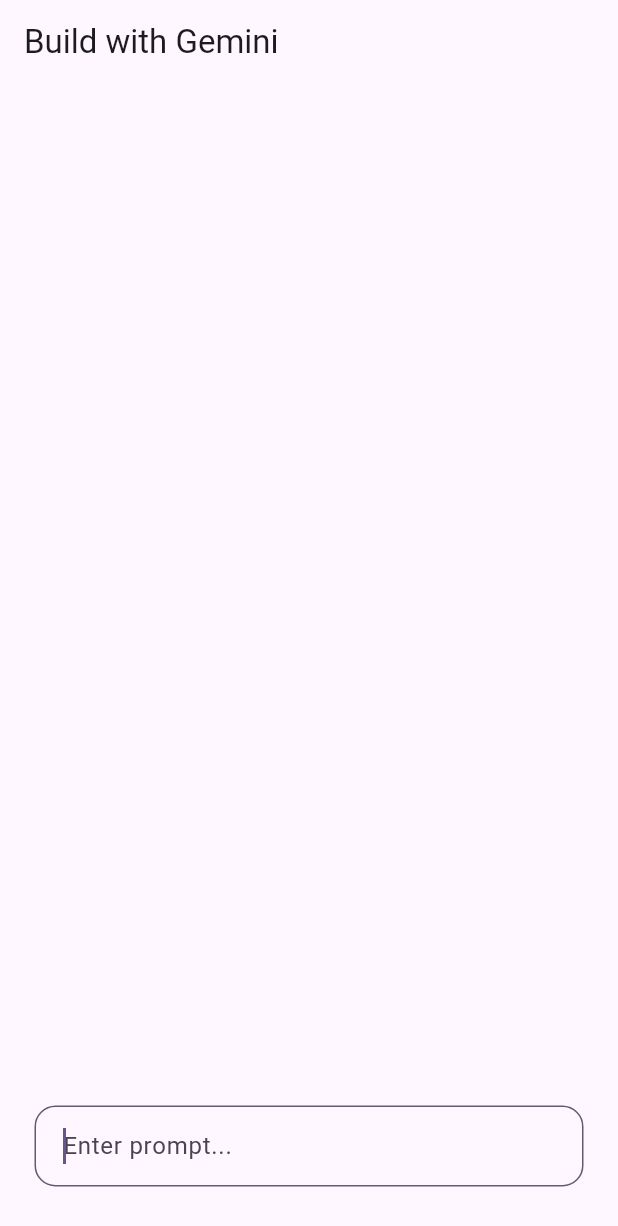
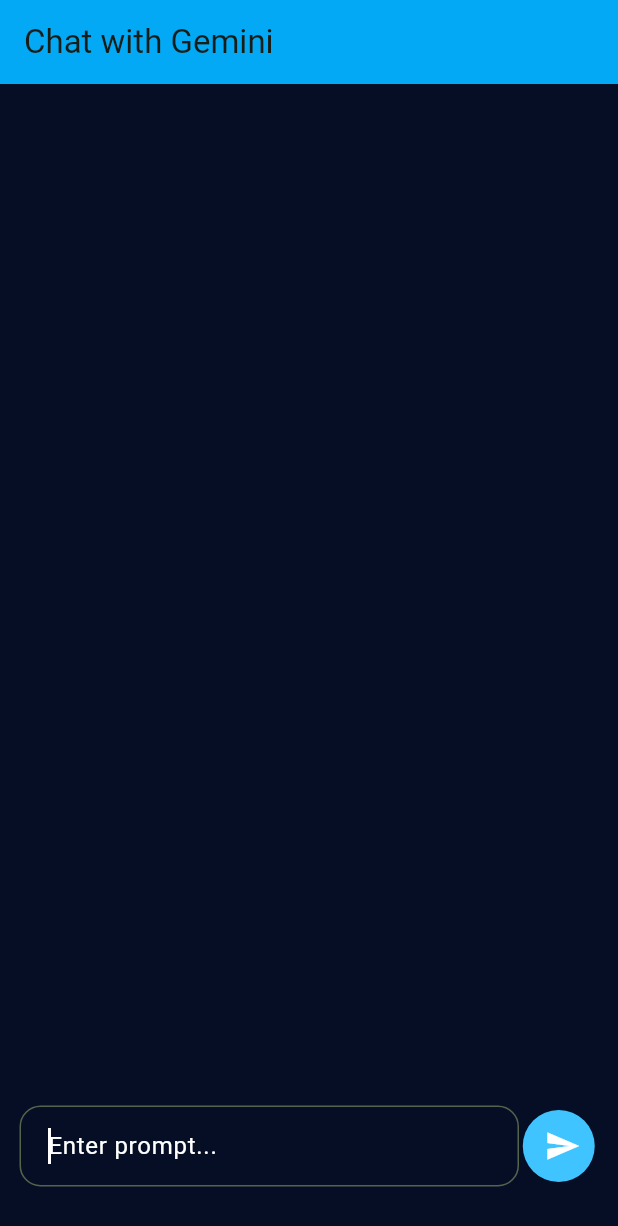
Before and after one commit to Kartikey2011yadav/flutter_gemini, a Flutter app: the screen it shows after launch, on a phone screen of 412 x 824 dp. Shown: the top 1226 px of the screen. Run offline on Flutter 3.47's test engine with Material 3 defaults, Android fonts, the light colour scheme and no system bars; our stand-ins replace flutter_markdown, google_generative_ai.

Commit message:
main code update all good to go...

```diff
--- a/lib/home_screen.dart
+++ b/lib/home_screen.dart
@@ -21,8 +21,6 @@
   @override
   void initState() {
     super.initState();
-    // model = GenerativeModel(
-    //     model: 'gemini-pro', apiKey: const String.fromEnvironment('api_key'));
     model = GenerativeModel(
         model: 'gemini-pro',
         apiKey: const String.fromEnvironment('api_key'));
@@ -33,9 +31,12 @@
   Widget build(BuildContext context) {
     return Scaffold(
       appBar: AppBar(
-        title: const Text("Build with Gemini"),
+        title: const Text("Chat with Gemini"),
+        backgroundColor: Colors.lightBlue,
       ),
-      body: Padding(
+      body: Container(
+        color: const Color.fromRGBO(5, 14, 37, 1.0),
+        child: Padding(
           padding: const EdgeInsets.all(8.0),
           child: Column(
             mainAxisAlignment: MainAxisAlignment.center,
@@ -60,7 +61,7 @@
               Padding(
                 padding: const EdgeInsets.symmetric(
                   vertical: 25,
-                horizontal: 15,
+                  horizontal: 5,
                 ),
                 child: Row(
                   children: [
@@ -70,16 +71,49 @@
                         focusNode: textFieldFocus,
                         decoration: textFieldDecoration(),
                         controller: textController,
-                      onSubmitted: sendChatMessage,
+                        onSubmitted: (String value){
+                          sendChatMessage(value);
+                        },
+                        cursorColor: Colors.white,
+                        style: const TextStyle(
+                          color: Colors.white,
+                        ),
                       ),
                     ),
                     const SizedBox(
                       height: 15,
+                    ),
+                    if (!loading)
+                      Container(
+                        padding: const EdgeInsets.only(left: 5),
+                        decoration: const BoxDecoration(
+                          shape: BoxShape.circle,
+                          color: Colors.lightBlueAccent
+                        ),
+                        child: IconButton(
+                          // padding: const EdgeInsets.only(left: 5),
+                          onPressed: () async {
+                            sendChatMessage(textController.text);
+                          },
+                          icon: const Icon(
+                            Icons.send,
+                            color: Colors.white,
+                          ),
+                        ),
                       )
+                    else
+                      Container(
+                        padding: const EdgeInsets.only(left: 10),
+                        child: const CircularProgressIndicator(
+                          backgroundColor: Colors.lightBlueAccent,
+                          color: Color.fromRGBO(5, 14, 37, 1.0),
+                        ),
+                      ),
                   ],
                 ),
               )
             ],
+          ),
         ),
       ),
     );
@@ -89,6 +123,9 @@
     return InputDecoration(
         contentPadding: const EdgeInsets.all(15),
         hintText: 'Enter prompt...',
+        hintStyle: const TextStyle(
+          color: Colors.white,
+        ),
         border: OutlineInputBorder(
           borderRadius: const BorderRadius.all(
             Radius.circular(14),
@@ -103,29 +140,21 @@
             ),
             borderSide: BorderSide(
               color: Theme.of(context).colorScheme.secondary,
-            )));
+            )
+        )
+    );
   }
 
   Future<void> sendChatMessage(String message) async {
-    if (kDebugMode) {
-      print(message);
-    }
     setState(() {
       loading = true;
     });
 
     try {
-      if (kDebugMode) {
-        print(
-            "/////////////////////////////////$message//////////////////////////////////");
-      }
+
       final response = await chatSession.sendMessage(
         Content.text(message),
       );
-      if (kDebugMode) {
-        print(
-            "/////////////////////////////////$message//////////////////////////////////");
-      }
       final text = response.text;
       if (text == null) {
         showError('No response from API');
@@ -152,7 +181,8 @@
 
   void scrollDown() {
     WidgetsBinding.instance
-        .addPostFrameCallback((_) => scrollController.animateTo(
+        .addPostFrameCallback(
+            (_) => scrollController.animateTo(
               scrollController.position.maxScrollExtent,
               duration: const Duration(
                 milliseconds: 750,
--- a/lib/main.dart
+++ b/lib/main.dart
@@ -1,8 +1,7 @@
-import 'package:flutter/foundation.dart';
 import 'package:flutter/material.dart';
 import 'package:flutter_gemini/home_screen.dart';
-
-import 'ChatScreen.dart';
+// Alternative code import
+// import 'ChatScreen.dart';
 
 void main() {
   runApp(const MyApp());
@@ -15,13 +14,15 @@
   @override
   Widget build(BuildContext context) {
     return MaterialApp(
-      title: 'Flutter Demo',
+      title: 'AI Chat Application',
       debugShowCheckedModeBanner: false,
       theme: ThemeData(
-        colorScheme: ColorScheme.fromSeed(seedColor: Colors.deepPurple),
+        colorScheme: ColorScheme.fromSeed(seedColor: const Color.fromRGBO(
+            36, 244, 29, 1.0)),
         useMaterial3: true,
+          fontFamily: 'Roboto',
       ),
-      home: const MyHomePage(title: 'Flutter Demo Home Page'),
+      home: const MyHomePage(title: 'Flutter Gemini Application'),
     );
   }
 }
@@ -37,9 +38,11 @@
 
 class _MyHomePageState extends State<MyHomePage> {
 
+
   @override
   Widget build(BuildContext context) {
     return const HomeScreen();
+    // Alternative Approach
     // return const ChatScreen(title: "Chat with Gemini");
   }
 }
```
Also changed, not shown: lib/message.dart (+29 -9 lines). Lines whose indentation alone changed are shown as unchanged.
